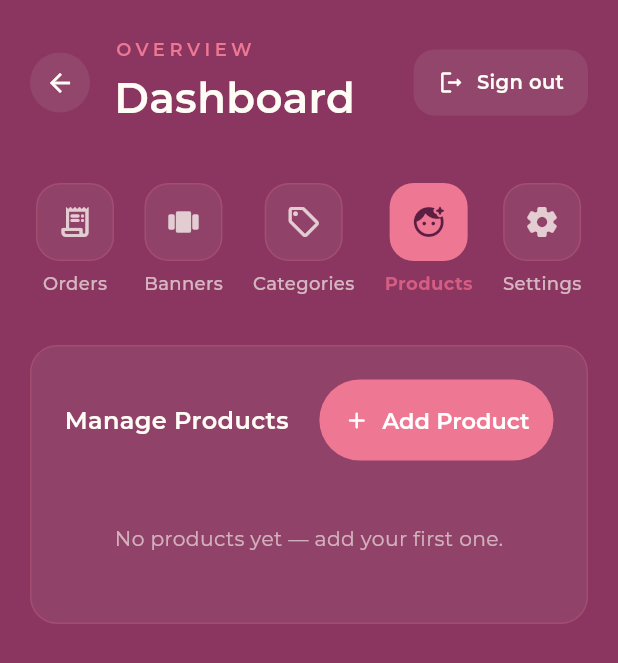
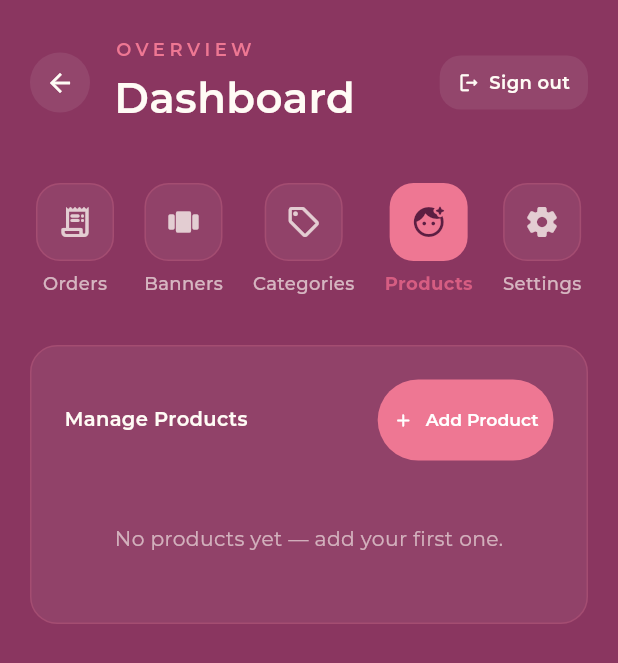
Before and after one commit to Mijdaf/ellora-cosmetics, a Flutter app: the AdminDashboardScreen screen opened directly, after a tap on "Banners", after a tap on "Categories", after a tap on "Products", on a phone screen of 412 x 824 dp. Shown: the top 663 px of the screen. Run offline on Flutter 3.47's test engine with Material 3 defaults, Android fonts, the phone set to English and light mode, and no system bars; our stand-ins replace flutter_svg, image_picker, supabase_flutter; accounts and stored records are empty.

Commit message:
update UI

```diff
--- a/lib/screens/admin_dashboard_screen.dart
+++ b/lib/screens/admin_dashboard_screen.dart
@@ -385,13 +385,13 @@ class _TopBar extends StatelessWidget {
               if (context.mounted) Navigator.of(context).pushReplacementNamed('/admin');
             },
             child: Padding(
-              padding: const EdgeInsets.symmetric(horizontal: 16, vertical: 12),
+              padding: const EdgeInsets.symmetric(horizontal: 12, vertical: 9),
               child: Row(
                 mainAxisSize: MainAxisSize.min,
                 children: [
-                  Icon(Icons.logout_rounded, size: 18, color: iconColor),
-                  const SizedBox(width: 8),
-                  Text('Sign out', style: TextStyle(color: iconColor, fontWeight: FontWeight.w600, fontSize: 13)),
+                  Icon(Icons.logout_rounded, size: 15, color: iconColor),
+                  const SizedBox(width: 6),
+                  Text('Sign out', style: TextStyle(color: iconColor, fontWeight: FontWeight.w600, fontSize: 12)),
                 ],
               ),
             ),
@@ -822,23 +822,41 @@ class _BannerManagerState extends State<_BannerManager> {
       child: Column(
         crossAxisAlignment: CrossAxisAlignment.start,
         children: [
-          Row(
+          LayoutBuilder(
+            builder: (context, constraints) {
+              // Below ~360px, shrink the title/button down (smaller font,
+              // tighter padding, smaller icon) instead of stacking them —
+              // keeps everything on one line at every width.
+              final isNarrow = constraints.maxWidth < 360;
+              return Row(
                 mainAxisAlignment: MainAxisAlignment.spaceBetween,
                 children: [
-              Text('Home Banners', style: TextStyle(fontSize: 16, fontWeight: FontWeight.w600, color: textColor)),
+                  Flexible(
+                    child: Text(
+                      'Home Banners',
+                      maxLines: 1,
+                      overflow: TextOverflow.ellipsis,
+                      style: TextStyle(fontSize: isNarrow ? 13 : 16, fontWeight: FontWeight.w600, color: textColor),
+                    ),
+                  ),
+                  const SizedBox(width: 8),
                   ElevatedButton.icon(
                     onPressed: _uploading ? null : _addBanner,
                     icon: _uploading
-                    ? const SizedBox(
-                        width: 14,
-                        height: 14,
-                        child: CircularProgressIndicator(strokeWidth: 2, color: AppColors.espressoDeep),
+                        ? SizedBox(
+                            width: isNarrow ? 12 : 14,
+                            height: isNarrow ? 12 : 14,
+                            child: const CircularProgressIndicator(strokeWidth: 2, color: AppColors.espressoDeep),
                           )
-                    : const Icon(Icons.add_photo_alternate_outlined, size: 18),
-                label: const Text('Add Banner'),
-                style: ElevatedButton.styleFrom(padding: const EdgeInsets.symmetric(horizontal: 16, vertical: 10)),
-              ),
-            ],
+                        : Icon(Icons.add_photo_alternate_outlined, size: isNarrow ? 14 : 18),
+                    label: Text('Add Banner', style: TextStyle(fontSize: isNarrow ? 11.5 : 14)),
+                    style: ElevatedButton.styleFrom(
+                      padding: EdgeInsets.symmetric(horizontal: isNarrow ? 10 : 16, vertical: isNarrow ? 6 : 10),
+                    ),
+                  ),
+                ],
+              );
+            },
           ),
           const SizedBox(height: 6),
           Text(
@@ -1043,23 +1061,39 @@ class _CategoryManagerState extends State<_CategoryManager> {
       child: Column(
         crossAxisAlignment: CrossAxisAlignment.start,
         children: [
-          Row(
+          LayoutBuilder(
+            builder: (context, constraints) {
+              // Shrink instead of stack, same as the Home Banners header.
+              final isNarrow = constraints.maxWidth < 360;
+              return Row(
                 mainAxisAlignment: MainAxisAlignment.spaceBetween,
                 children: [
-              Text('Categories', style: TextStyle(fontSize: 16, fontWeight: FontWeight.w600, color: textColor)),
+                  Flexible(
+                    child: Text(
+                      'Categories',
+                      maxLines: 1,
+                      overflow: TextOverflow.ellipsis,
+                      style: TextStyle(fontSize: isNarrow ? 13 : 16, fontWeight: FontWeight.w600, color: textColor),
+                    ),
+                  ),
+                  const SizedBox(width: 8),
                   ElevatedButton.icon(
                     onPressed: _adding ? null : _addCategory,
                     icon: _adding
-                    ? const SizedBox(
-                        width: 14,
-                        height: 14,
-                        child: CircularProgressIndicator(strokeWidth: 2, color: AppColors.espressoDeep),
+                        ? SizedBox(
+                            width: isNarrow ? 12 : 14,
+                            height: isNarrow ? 12 : 14,
+                            child: const CircularProgressIndicator(strokeWidth: 2, color: AppColors.espressoDeep),
                           )
-                    : const Icon(Icons.add_rounded, size: 18),
-                label: const Text('Add Category'),
-                style: ElevatedButton.styleFrom(padding: const EdgeInsets.symmetric(horizontal: 16, vertical: 10)),
-              ),
-            ],
+                        : Icon(Icons.add_rounded, size: isNarrow ? 14 : 18),
+                    label: Text('Add Category', style: TextStyle(fontSize: isNarrow ? 11.5 : 14)),
+                    style: ElevatedButton.styleFrom(
+                      padding: EdgeInsets.symmetric(horizontal: isNarrow ? 10 : 16, vertical: isNarrow ? 6 : 10),
+                    ),
+                  ),
+                ],
+              );
+            },
           ),
           const SizedBox(height: 6),
           Text(
@@ -1140,24 +1174,32 @@ class _ProductManager extends StatelessWidget {
       child: Column(
         crossAxisAlignment: CrossAxisAlignment.start,
         children: [
-          Row(
+          LayoutBuilder(
+            builder: (context, constraints) {
+              // Shrink instead of stack, same as the other card headers.
+              final isNarrow = constraints.maxWidth < 360;
+              return Row(
                 children: [
                   Expanded(
                     child: Text(
                       'Manage Products',
                       maxLines: 1,
                       overflow: TextOverflow.ellipsis,
-                  style: TextStyle(fontSize: 16, fontWeight: FontWeight.w600, color: textColor),
-                ),
-              ),
-              const SizedBox(width: 12),
+                      style: TextStyle(fontSize: isNarrow ? 13 : 16, fontWeight: FontWeight.w600, color: textColor),
+                    ),
+                  ),
+                  const SizedBox(width: 8),
                   ElevatedButton.icon(
                     onPressed: () => _openProductForm(context),
-                icon: const Icon(Icons.add_rounded, size: 18),
-                label: const Text('Add Product'),
-                style: ElevatedButton.styleFrom(padding: const EdgeInsets.symmetric(horizontal: 16, vertical: 10)),
-              ),
-            ],
+                    icon: Icon(Icons.add_rounded, size: isNarrow ? 14 : 18),
+                    label: Text('Add Product', style: TextStyle(fontSize: isNarrow ? 11.5 : 14)),
+                    style: ElevatedButton.styleFrom(
+                      padding: EdgeInsets.symmetric(horizontal: isNarrow ? 10 : 16, vertical: isNarrow ? 6 : 10),
+                    ),
+                  ),
+                ],
+              );
+            },
           ),
           const SizedBox(height: 18),
           if (products.isEmpty)
--- a/lib/screens/splash_screen.dart
+++ b/lib/screens/splash_screen.dart
@@ -16,7 +16,7 @@ class SplashScreen extends StatefulWidget {
 }
 
 class _SplashScreenState extends State<SplashScreen> with TickerProviderStateMixin {
-  static const Duration _splashDuration = Duration(seconds: 5);
+  static const Duration _splashDuration = Duration(seconds: 2);
 
   late final AnimationController _controller;
   late final Animation<double> _fade;
@@ -55,7 +55,7 @@ class _SplashScreenState extends State<SplashScreen> with TickerProviderStateMix
 
     if (isAdminSession) {
       // Just enough time for the entrance animation to feel intentional,
-      // not the full 5s public splash — an admin bouncing back from a
+      // not the full 2s public splash — an admin bouncing back from a
       // reload should land back on their dashboard almost immediately.
       await Future.delayed(const Duration(milliseconds: 900));
       if (!mounted) return;
--- a/lib/widgets/nav_bar.dart
+++ b/lib/widgets/nav_bar.dart
@@ -116,7 +116,7 @@ class NavBar extends StatelessWidget implements PreferredSizeWidget {
                       children: [
                         _SecretAdminTap(child: const _OrbitingLogoBadge()),
                         const SizedBox(width: 10),
-                        Text('Ellora Cosmetics', style: AppTheme.brandWordmark(isArabic: isArabic).copyWith(fontSize: 22, fontWeight: FontWeight.w700)),
+                        Text('Ellora', style: AppTheme.brandWordmark(isArabic: isArabic).copyWith(fontSize: 22, fontWeight: FontWeight.w700)),
                         const SizedBox(width: 14),
                         _MagneticNavLinks(onTap: onNavLinkTap, isArabic: isArabic, activeIndex: activeNavIndex),
                         const SizedBox(width: 12),
@@ -196,10 +196,9 @@ class NavBar extends StatelessWidget implements PreferredSizeWidget {
                     t,
                   ),
                   padding: const EdgeInsets.symmetric(horizontal: 14),
-                  // 'Ellora Cosmetics' is noticeably wider than the old
-                  // 'Ellora'-only wordmark — wrapped in FittedBox (same as
-                  // the desktop bar above) so the whole row scales down to
-                  // fit narrow phone widths instead of overflowing.
+                  // Wrapped in FittedBox (same as the desktop bar above) so
+                  // the whole row scales down to fit narrow phone widths
+                  // instead of overflowing.
                   child: FittedBox(
                     fit: BoxFit.scaleDown,
                     alignment: Alignment.center,
@@ -226,7 +225,7 @@ class NavBar extends StatelessWidget implements PreferredSizeWidget {
                         ),
                         const SizedBox(width: 10),
                         Text(
-                          'Ellora Cosmetics',
+                          'Ellora',
                           style: AppTheme.brandWordmark(isArabic: isArabic).copyWith(fontSize: 19, fontWeight: FontWeight.w700),
                         ),
                         const SizedBox(width: 8),
```
Lines whose indentation alone changed are shown as unchanged.
